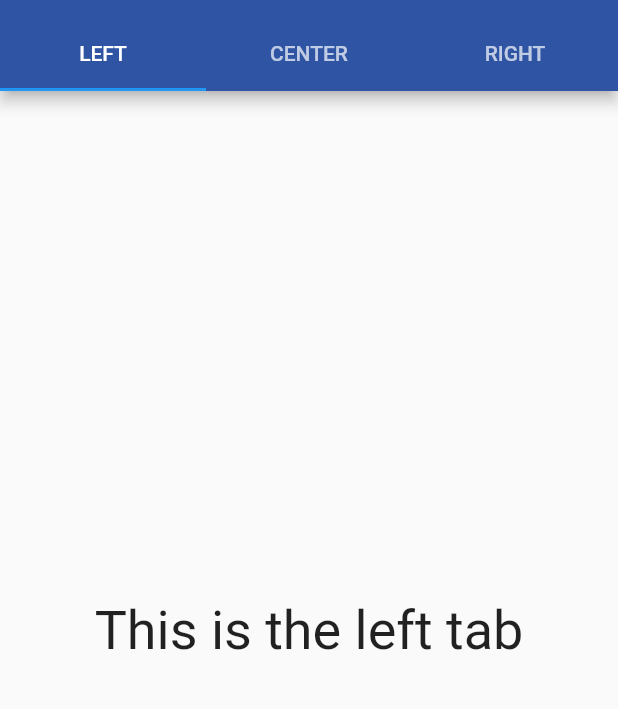
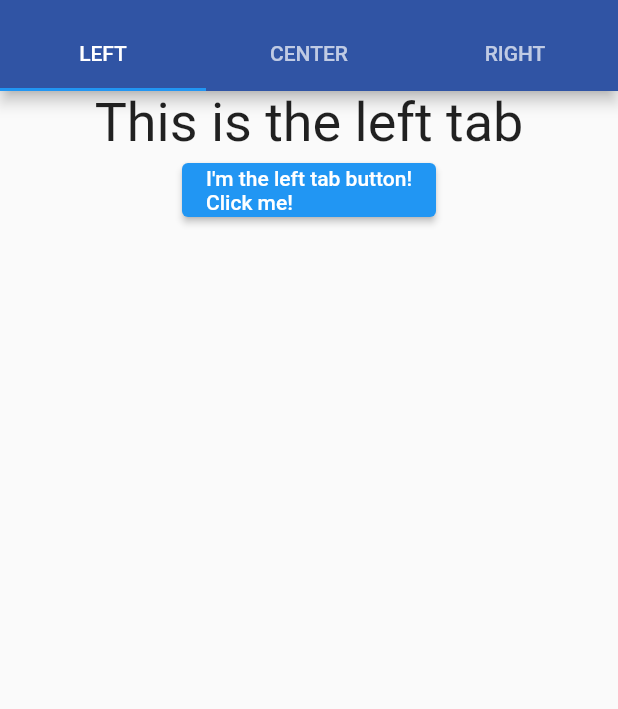
Before and after one commit to EvanVoodoo/mal_randomizer, a Flutter app: the screen it shows after launch, on a phone screen of 412 x 824 dp, the part 65-774 px from its top. Run offline on Flutter 3.47's test engine with Material 2 defaults, Android fonts, the phone set to English and light mode, and no system bars.

Commit message:
Implemented an endpoint to retrieve anime from the MAL API. Currently getting an error due to json's value (line 23) being a List<dynamic>. - Check this link for the response's format: https://myanimelist.net/apiconfig/references/api/v2#section/Common-formats

```diff
--- a/lib/main.dart
+++ b/lib/main.dart
@@ -1,7 +1,55 @@
 import "package:flutter/material.dart";
+import 'package:http/http.dart' as http;
+import 'dart:convert';
 
 void main() {
   runApp(MalPicker());
+}
+
+class AnimeList {
+  List<Anime> list = [];
+  int userId = -1;
+
+  AnimeList.list({
+    required this.list,
+  });
+
+  AnimeList.userList({
+    required this.list,
+    required this.userId,
+  });
+
+  AnimeList.fromJson(Map<String, dynamic> json) {
+    json.forEach((key, value) {
+      Node node = Node(anime: value);
+      list.add(node.toAnime(node.anime));
+    });
+  }
+}
+
+class Node {
+  final Map<String, dynamic> anime;
+
+  Node({
+    required this.anime,
+  });
+
+  Anime toAnime(anime) {
+    return Anime(
+      id: anime["id"],
+      title: anime["title"],
+    );
+  }
+}
+
+class Anime {
+  final int id;
+  final String title;
+
+  Anime({
+    required this.id,
+    required this.title,
+  });
 }
 
 List<Color> colorPalette = <Color>[
@@ -42,6 +90,24 @@ class _HomepageState extends State<Homepage> {
     const Tab(text: "RIGHT"),
   ];
 
+  // TODO: Learn how to implement endpoints
+  Future<AnimeList> fetchAnimeList() async {
+    final response = await http.get(
+      Uri.parse('https://api.myanimelist.net/v2/anime?q=undead&fields=id,title,main_picture,genres'),
+      headers: <String, String>{'X-MAL-CLIENT-ID': "564c1c4a446e35f7ffd0e46898a7dc43"},
+    );
+
+    if (response.statusCode == 200) {
+      // If the server did return a 200 OK response,
+      // then parse the JSON.
+      return AnimeList.fromJson(jsonDecode(response.body));
+    } else {
+      // If the server did not return a 200 OK response,
+      // then throw an exception.
+      throw Exception('Failed to load anime list: ' + response.statusCode.toString());
+    }
+  }
+
   @override
   Widget build(BuildContext context) {
     return DefaultTabController(
@@ -64,9 +130,19 @@ class _HomepageState extends State<Homepage> {
           children: myTabs.map((Tab tab) {
             final String? label = tab.text?.toLowerCase();
             return Center(
-              child: Text(
-                'This is the $label tab',
-                style: const TextStyle(fontSize: 36),
+              child: Column(
+                children: [
+                  Text(
+                    'This is the $label tab',
+                    style: const TextStyle(fontSize: 36),
+                  ),
+                  ElevatedButton(
+                    onPressed: () => print(fetchAnimeList().then((result) {
+                      print(result);
+                    })),
+                    child: Text("I'm the $label tab button!\nClick me!"),
+                  ),
+                ],
               ),
             );
           }).toList(),
--- a/pubspec.yaml
+++ b/pubspec.yaml
@@ -36,6 +36,7 @@ dependencies:
   # The following adds the Cupertino Icons font to your application.
   # Use with the CupertinoIcons class for iOS style icons.
   cupertino_icons: ^1.0.2
+  http: ^0.13.5
 
 dev_dependencies:
   flutter_test:
```
Also changed, not shown: pubspec.lock, 1 other file.
